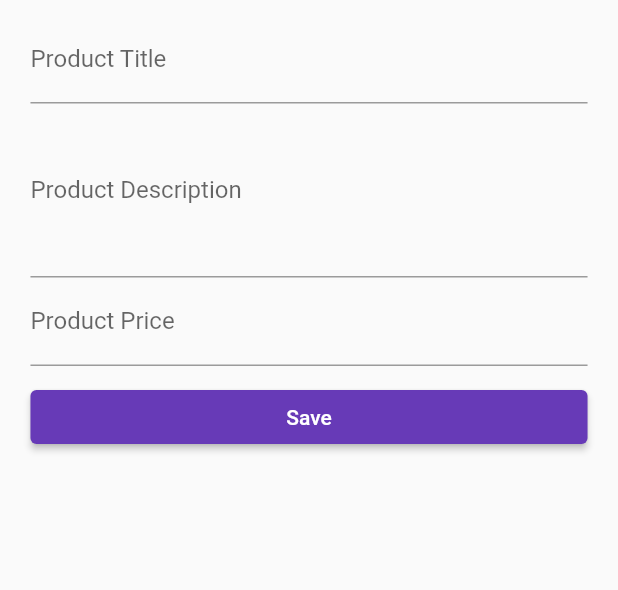
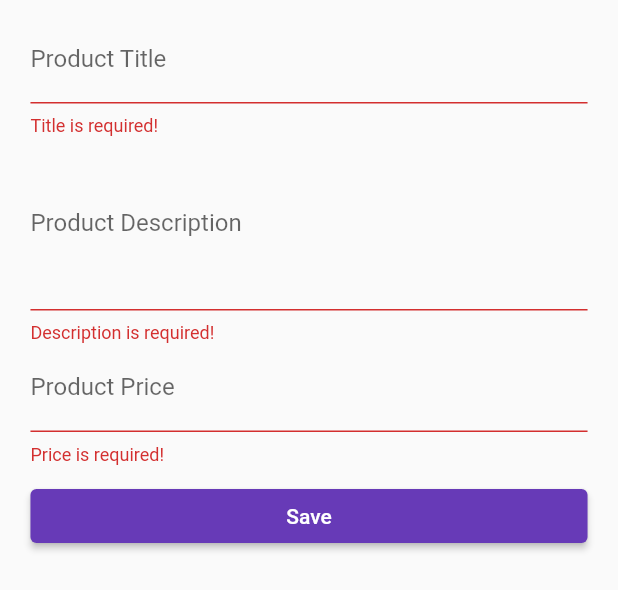
Before and after one commit to AmruthPillai/Learn-Flutter, a Flutter app: the ProductCreatePage widget shown alone on an empty page, opened directly with empty values, after a tap on "Save", on a phone screen of 412 x 824 dp. Shown: the top 590 px of the screen. Run offline on Flutter 3.47's test engine with Material 2 defaults, Android fonts, the phone set to English and light mode, and no system bars.

Commit message:
form validation

```diff
--- a/lib/pages/product_create.dart
+++ b/lib/pages/product_create.dart
@@ -10,47 +10,69 @@ class ProductCreatePage extends StatefulWidget {
 }
 
 class _ProductCreatePageState extends State<ProductCreatePage> {
-  String _titleValue;
-  String _descriptionValue;
-  double _priceValue;
+  final GlobalKey<FormState> _formKey = GlobalKey<FormState>();
 
-  _buildTitleTextField() {
-    return TextField(
+  final Map<String, dynamic> _formData = {
+    'title': null,
+    'description': null,
+    'price': null,
+    'image': 'assets/food.jpg',
+  };
+
+  Widget _buildTitleTextField() {
+    return TextFormField(
       decoration: InputDecoration(labelText: 'Product Title'),
-      onChanged: (String value) => setState(() => _titleValue = value),
+      keyboardType: TextInputType.text,
+      validator: (String value) {
+        if (value.isEmpty) {
+          return 'Title is required!';
+        } else if (value.length < 5) {
+          return 'Title must be at least 5 characters long.';
+        }
+      },
+      onSaved: (String value) => _formData['title'] = value,
     );
   }
 
-  _buildDescriptionTextField() {
-    return TextField(
+  Widget _buildDescriptionTextField() {
+    return TextFormField(
       maxLines: 4,
       decoration: InputDecoration(labelText: 'Product Description'),
       keyboardType: TextInputType.multiline,
-      onChanged: (String value) => setState(() => _descriptionValue = value),
+      validator: (String value) {
+        if (value.isEmpty) {
+          return 'Description is required!';
+        } else if (value.length < 10) {
+          return 'Description must be at least 10 characters long.';
+        }
+      },
+      onSaved: (String value) => _formData['description'] = value,
     );
   }
 
-  _buildPriceTextField() {
-    return TextField(
+  Widget _buildPriceTextField() {
+    return TextFormField(
       decoration: InputDecoration(labelText: 'Product Price'),
       keyboardType: TextInputType.number,
-      onChanged: (String value) =>
-          setState(() => _priceValue = double.parse(value)),
+      validator: (String value) {
+        if (value.isEmpty) {
+          return 'Price is required!';
+        } else if (!RegExp(r'^(?:[1-9]\d*|0)?(?:\.\d+)?$').hasMatch(value)) {
+          return 'Price must be a valid number.';
+        }
+      },
+      onSaved: (String value) => _formData['price'] = double.parse(value),
     );
   }
 
-  _submitForm() {
-    final Map<String, dynamic> product = {
-      'title': _titleValue,
-      'description': _descriptionValue,
-      'price': _priceValue,
-      'image': 'assets/food.jpg',
-    };
-    widget.addProduct(product);
+  void _submitForm() {
+    if (!_formKey.currentState.validate()) return;
+    _formKey.currentState.save();
+    widget.addProduct(_formData);
     Navigator.pushReplacementNamed(context, '/products');
   }
 
-  _buildProductCreateButton() {
+  Widget _buildProductCreateButton() {
     return RaisedButton(
       child: Text('Save'),
       onPressed: _submitForm,
@@ -66,6 +88,12 @@ class _ProductCreatePageState extends State<ProductCreatePage> {
 
     return Container(
       margin: EdgeInsets.all(10.0),
+      child: GestureDetector(
+        onTap: () {
+          FocusScope.of(context).requestFocus(FocusNode());
+        },
+        child: Form(
+          key: _formKey,
           child: ListView(
             padding: EdgeInsets.symmetric(
               horizontal: targetPadding / 2,
@@ -78,6 +106,8 @@ class _ProductCreatePageState extends State<ProductCreatePage> {
               _buildProductCreateButton()
             ],
           ),
+        ),
+      ),
     );
   }
 }
```
Lines whose indentation alone changed are shown as unchanged.
